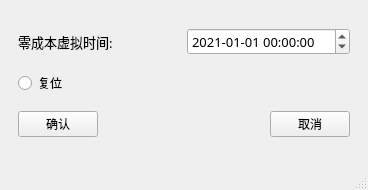
Before: the Qt Designer form qt_app/app_time/timewindow.ui in swing-alliance/repo_builds, drawn with Qt 5.
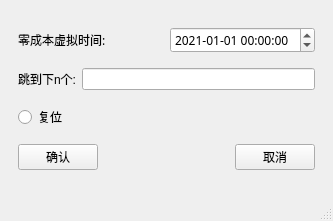
After: the same form once the commit is applied.

Diff of the .ui file:
```diff
--- a/qt_app/app_time/timewindow.ui
+++ b/qt_app/app_time/timewindow.ui
@@ -6,8 +6,8 @@
    <rect>
     <x>0</x>
     <y>0</y>
-    <width>368</width>
-    <height>190</height>
+    <width>333</width>
+    <height>221</height>
    </rect>
   </property>
   <property name="sizePolicy">
@@ -23,6 +23,9 @@
    <layout class="QVBoxLayout" name="verticalLayout_2">
     <item>
      <widget class="QWidget" name="widget" native="true">
+      <property name="styleSheet">
+       <string notr="true">font: 9pt &quot;Microsoft YaHei&quot;;</string>
+      </property>
       <layout class="QVBoxLayout" name="verticalLayout">
        <item>
         <layout class="QHBoxLayout" name="horizontalLayout_2">
@@ -31,7 +34,9 @@
            <property name="font">
             <font>
              <family>Microsoft YaHei</family>
-             <pointsize>10</pointsize>
+             <pointsize>9</pointsize>
+             <italic>false</italic>
+             <bold>false</bold>
             </font>
            </property>
            <property name="text">
@@ -44,7 +49,9 @@
            <property name="font">
             <font>
              <family>Microsoft YaHei</family>
-             <pointsize>10</pointsize>
+             <pointsize>9</pointsize>
+             <italic>false</italic>
+             <bold>false</bold>
             </font>
            </property>
            <property name="dateTime">
@@ -64,6 +71,20 @@
          </item>
         </layout>
        </item>
+       <item>
+        <layout class="QHBoxLayout" name="horizontalLayout_3">
+         <item>
+          <widget class="QLabel" name="label">
+           <property name="text">
+            <string>跳到下n个:</string>
+           </property>
+          </widget>
+         </item>
+         <item>
+          <widget class="QLineEdit" name="lineEdit"/>
+         </item>
+        </layout>
+       </item>
        <item>
         <widget class="QRadioButton" name="recover_btn">
          <property name="text">
```
Left out of the diff: 2 changed lines with no effect on the pictures.
